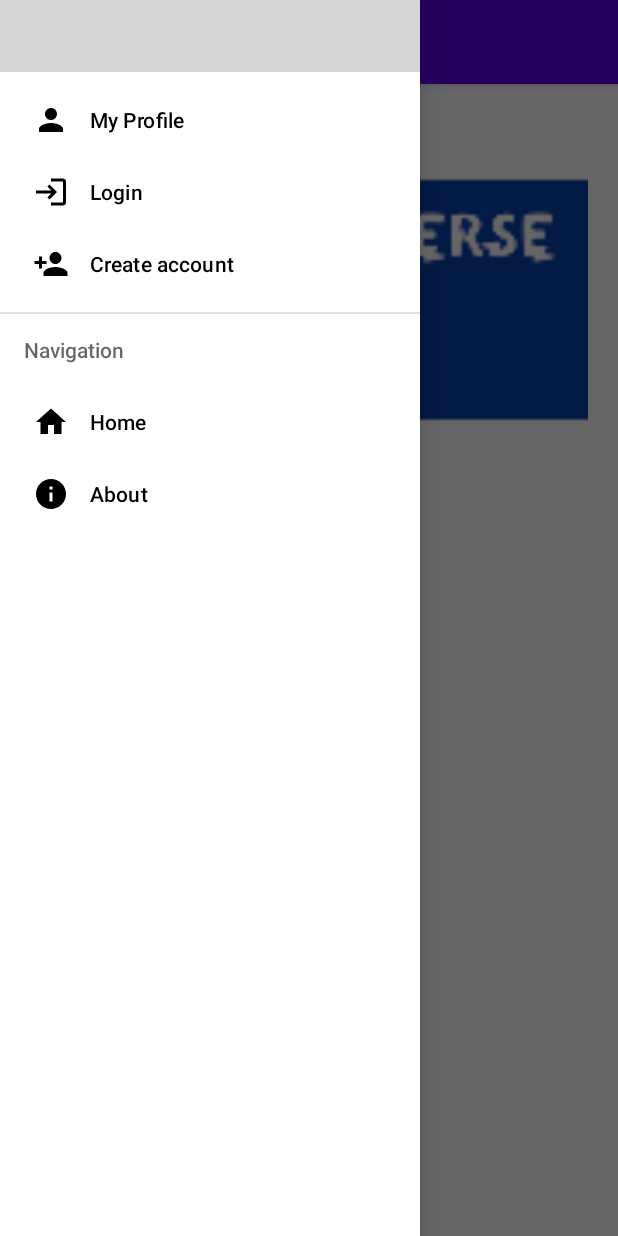
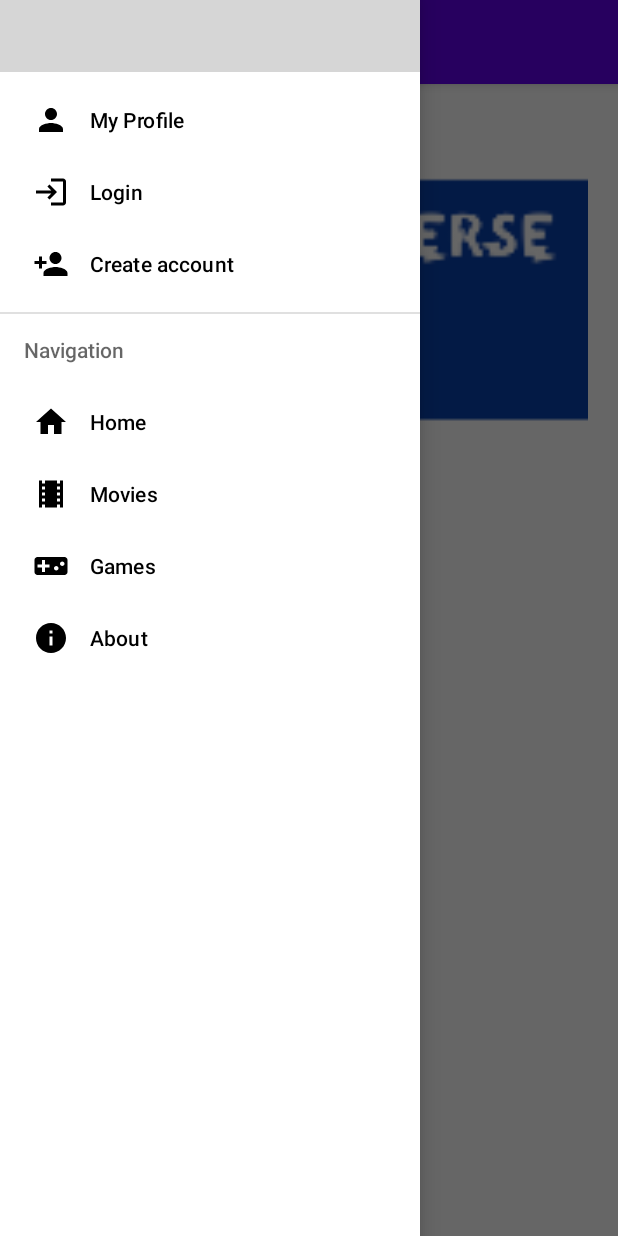
Before and after one commit to Kutaiba-Nezar-Kashmar/Multiverse_of_Geeks, an Android app: the screen it shows after launch (MainActivity), with the side drawer open, on a phone screen of 412 x 824 dp. Run offline under Robolectric (Android 15) with nearby library versions, the phone set to English and light mode, and no system bars; our stand-ins replace navigation-ui; 1 statement that could not run was skipped; grey boxes are pictures that could not be loaded.

Commit message:
games and movies fragments + layouts added

```diff
--- /dev/null
+++ b/app/src/main/res/drawable/games_ic.xml
@@ -0,0 +1,10 @@
+<vector xmlns:android="http://schemas.android.com/apk/res/android"
+    android:width="24dp"
+    android:height="24dp"
+    android:viewportWidth="24"
+    android:viewportHeight="24"
+    android:tint="?attr/colorControlNormal">
+  <path
+      android:fillColor="@android:color/white"
+      android:pathData="M21,6L3,6c-1.1,0 -2,0.9 -2,2v8c0,1.1 0.9,2 2,2h18c1.1,0 2,-0.9 2,-2L23,8c0,-1.1 -0.9,-2 -2,-2zM11,13L8,13v3L6,16v-3L3,13v-2h3L6,8h2v3h3v2zM15.5,15c-0.83,0 -1.5,-0.67 -1.5,-1.5s0.67,-1.5 1.5,-1.5 1.5,0.67 1.5,1.5 -0.67,1.5 -1.5,1.5zM19.5,12c-0.83,0 -1.5,-0.67 -1.5,-1.5S18.67,9 19.5,9s1.5,0.67 1.5,1.5 -0.67,1.5 -1.5,1.5z"/>
+</vector>
--- /dev/null
+++ b/app/src/main/res/drawable/movie_ic.xml
@@ -0,0 +1,10 @@
+<vector xmlns:android="http://schemas.android.com/apk/res/android"
+    android:width="24dp"
+    android:height="24dp"
+    android:viewportWidth="24"
+    android:viewportHeight="24"
+    android:tint="?attr/colorControlNormal">
+  <path
+      android:fillColor="@android:color/white"
+      android:pathData="M18,3v2h-2L16,3L8,3v2L6,5L6,3L4,3v18h2v-2h2v2h8v-2h2v2h2L20,3h-2zM8,17L6,17v-2h2v2zM8,13L6,13v-2h2v2zM8,9L6,9L6,7h2v2zM18,17h-2v-2h2v2zM18,13h-2v-2h2v2zM18,9h-2L16,7h2v2z"/>
+</vector>
--- a/app/src/main/res/menu/activity_main_drawer.xml
+++ b/app/src/main/res/menu/activity_main_drawer.xml
@@ -34,6 +34,16 @@
                         android:title="@string/menu_home" />
 
                 <item
+                        android:id="@+id/nav_movies"
+                        android:icon="@drawable/movie_ic"
+                        android:title="@string/movies_nav"/>
+
+                <item
+                        android:id="@+id/nav_games"
+                        android:icon="@drawable/games_ic"
+                        android:title="@string/games_nav"/>
+
+                <item
                         android:id="@+id/nav_about"
                         android:icon="@drawable/about_ic"
                         android:title="@string/about_nav" />
--- a/app/src/main/res/values/strings.xml
+++ b/app/src/main/res/values/strings.xml
@@ -36,6 +36,8 @@
     <string name="about_nav">About</string>
     <string name="my_profile_nav">My Profile</string>
     <string name="edit_profile_nav">Edit Profile</string>
+    <string name="movies_nav">Movies</string>
+    <string name="games_nav">Games</string>
 
     <!--about strings-->
     <string name="createor_image_disc">creator image</string>
```
Also changed, not shown: app/src/main/java/io/github/kutaiba_nezar_kashmar/multiverse_of_geeks/ui/games/GamesFragment.java (added, +35 -0 lines), app/src/main/java/io/github/kutaiba_nezar_kashmar/multiverse_of_geeks/ui/games/GamesViewModel.java (added, +7 -0 lines), app/src/main/java/io/github/kutaiba_nezar_kashmar/multiverse_of_geeks/ui/movies/MoviesFragment.java (added, +36 -0 lines), app/src/main/java/io/github/kutaiba_nezar_kashmar/multiverse_of_geeks/ui/movies/MoviesViewModel.java (added, +7 -0 lines), app/src/main/res/layout/fragment_games.xml (added, +8 -0 lines), app/src/main/res/layout/fragment_movies.xml (added, +8 -0 lines), app/src/main/res/navigation/mobile_navigation.xml (+12 -0 lines).
